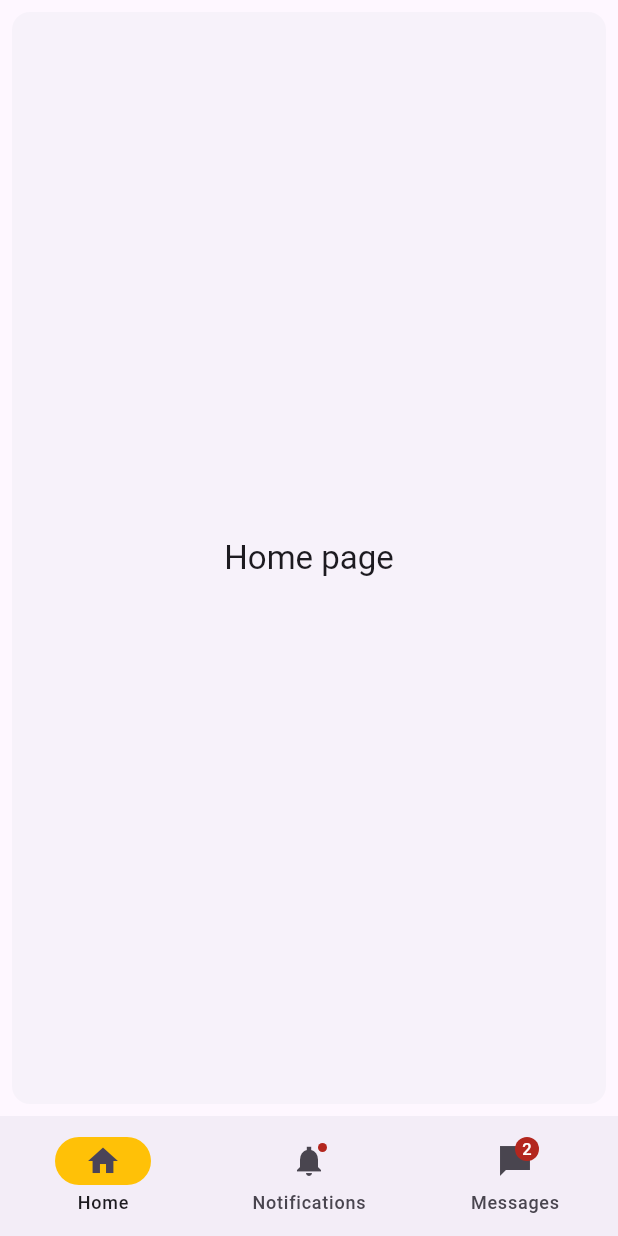
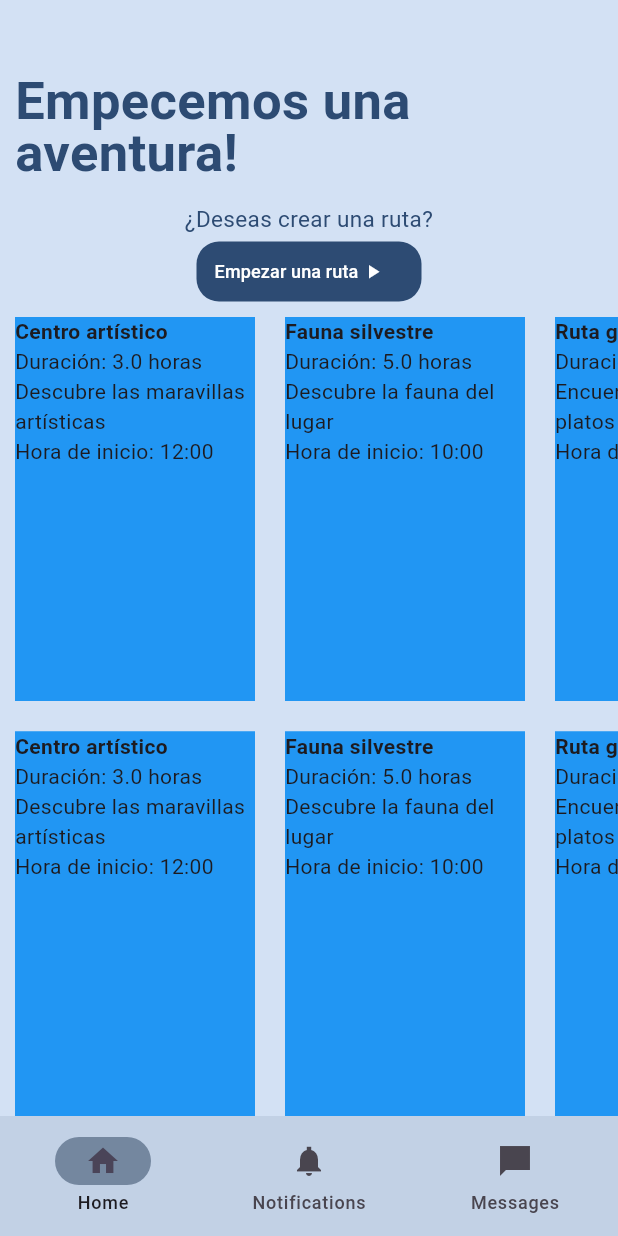
Before and after one commit to RobertoPatino1/T6_SoftEng2_Front, a Flutter app: the NavigationExample screen opened directly, on a phone screen of 412 x 824 dp. Run offline on Flutter 3.47's test engine with Material 3 defaults, Android fonts, the phone set to English and light mode, and no system bars.

Commit message:
Cambios en pantalla home

```diff
--- /dev/null
+++ b/share_your_route_front/lib/classes/destinations.dart
@@ -0,0 +1,14 @@
+import 'package:flutter/material.dart';
+
+class Destinations {
+  final String name;
+  final double duration;
+  final String description;
+  final String startTime;
+
+  Destinations(
+      {required this.name,
+      required this.duration,
+      required this.description,
+      required this.startTime});
+}
--- a/share_your_route_front/lib/home.dart
+++ b/share_your_route_front/lib/home.dart
@@ -1,6 +1,23 @@
 import 'package:flutter/material.dart';
+import 'package:share_your_route_front/classes/destinations.dart';
 
-/// Flutter code sample for [NavigationBar].
+List<Destinations> destinations = [
+  Destinations(
+      name: "Centro artístico",
+      duration: 3,
+      description: "Descubre las maravillas artísticas",
+      startTime: "12:00"),
+  Destinations(
+      name: "Fauna silvestre",
+      duration: 5,
+      description: "Descubre la fauna del lugar",
+      startTime: "10:00"),
+  Destinations(
+      name: "Ruta gastronómica",
+      duration: 6,
+      description: "Encuentra los mejores platos típicos",
+      startTime: "14:00"),
+];
 
 void main() => runApp(const HomePage());
 
@@ -30,13 +47,15 @@ class _NavigationExampleState extends State<NavigationExample> {
   Widget build(BuildContext context) {
     final ThemeData theme = Theme.of(context);
     return Scaffold(
+      backgroundColor: Color.fromRGBO(211, 225, 244, 1),
       bottomNavigationBar: NavigationBar(
         onDestinationSelected: (int index) {
           setState(() {
             currentPageIndex = index;
           });
         },
-        indicatorColor: Colors.amber,
+        indicatorColor: const Color.fromRGBO(37, 60, 89, 0.5),
+        backgroundColor: const Color.fromRGBO(37, 60, 89, 0.1),
         selectedIndex: currentPageIndex,
         destinations: const <Widget>[
           NavigationDestination(
@@ -45,34 +64,151 @@ class _NavigationExampleState extends State<NavigationExample> {
             label: 'Home',
           ),
           NavigationDestination(
-            icon: Badge(child: Icon(Icons.notifications_sharp)),
+            icon: Icon(Icons.notifications_sharp),
             label: 'Notifications',
           ),
           NavigationDestination(
-            icon: Badge(
-              label: Text('2'),
-              child: Icon(Icons.messenger_sharp),
-            ),
+            icon: Icon(Icons.messenger_sharp),
             label: 'Messages',
           ),
         ],
       ),
-      body: <Widget>[
-        /// Home page
-        Card(
-          shadowColor: Colors.transparent,
-          margin: const EdgeInsets.all(8.0),
-          child: SizedBox.expand(
-            child: Center(
+      body: IndexedStack(
+        index: currentPageIndex,
+        children: <Widget>[
+          // Home page
+          Column(
+            mainAxisAlignment: MainAxisAlignment.spaceBetween,
+            children: <Widget>[
+              Container(
+                margin:
+                    EdgeInsets.only(top: 50, bottom: 10, left: 10, right: 20),
                 child: Text(
-                'Home page',
-                style: theme.textTheme.titleLarge,
+                    textAlign: TextAlign.left,
+                    style: TextStyle(
+                        fontSize: 35.0,
+                        color: Color.fromRGBO(45, 75, 115, 1),
+                        fontWeight: FontWeight.bold,
+                        height: 1),
+                    "Empecemos una aventura!"),
+              ),
+              Container(
+                margin: EdgeInsets.all(5),
+                child: Text(
+                    textAlign: TextAlign.center,
+                    style: TextStyle(
+                        fontSize: 15.0,
+                        color: Color.fromRGBO(45, 75, 115, 1),
+                        fontWeight: FontWeight.normal),
+                    "¿Deseas crear una ruta?"),
+              ),
+              Container(
+                margin: EdgeInsets.only(bottom: 10),
+                height: 40,
+                width: 150,
+                decoration: BoxDecoration(
+                  color: Color.fromRGBO(45, 75, 115, 1),
+                  borderRadius: BorderRadius.circular(15),
+                ),
+                child: TextButton(
+                    onPressed: () {},
+                    child: const Row(
+                      children: [
+                        Text(
+                          'Empezar una ruta',
+                          style: TextStyle(
+                            color: Colors.white,
+                            fontSize: 12,
                           ),
                         ),
+                        SizedBox(
+                          width: 2.1,
+                        ),
+                        Icon(
+                          Icons.play_arrow,
+                          color: Colors.white,
+                          size: 15,
+                        ),
+                      ],
+                    )),
+              ),
+              Expanded(
+                child: ListView.builder(
+                  scrollDirection: Axis
+                      .horizontal, // Establece la dirección de desplazamiento horizontal
+                  itemCount: destinations.length,
+                  itemBuilder: (context, index) {
+                    Destinations destination =
+                        destinations[index]; // Obtener el destino actual
+
+                    return Padding(
+                      padding: EdgeInsets.symmetric(horizontal: 10.0),
+                      child: Row(
+                        // Envuelve el Container en un Row
+                        children: [
+                          Container(
+                            width: 160,
+                            color: Colors.blue,
+                            child: Column(
+                              crossAxisAlignment: CrossAxisAlignment.start,
+                              children: [
+                                Text(destination.name,
+                                    style:
+                                        TextStyle(fontWeight: FontWeight.bold)),
+                                Text("Duración: ${destination.duration} horas"),
+                                Text(destination.description),
+                                Text(
+                                    "Hora de inicio: ${destination.startTime}"),
+                              ],
                             ),
                           ),
+                        ],
+                      ),
+                    );
+                  },
+                ),
+              ),
+              SizedBox(height: 20),
+              Expanded(
+                child: ListView.builder(
+                  scrollDirection: Axis
+                      .horizontal, // Establece la dirección de desplazamiento horizontal
+                  itemCount: destinations.length,
+                  itemBuilder: (context, index) {
+                    Destinations destination =
+                        destinations[index]; // Obtener el destino actual
 
-        /// Notifications page
+                    return Padding(
+                      padding: EdgeInsets.symmetric(horizontal: 10.0),
+                      child: Row(
+                        // Envuelve el Container en un Row
+                        children: [
+                          Container(
+                            width: 160,
+                            color: Colors.blue,
+                            child: Column(
+                              crossAxisAlignment: CrossAxisAlignment.start,
+                              children: [
+                                Text(destination.name,
+                                    style:
+                                        TextStyle(fontWeight: FontWeight.bold)),
+                                Text("Duración: ${destination.duration} horas"),
+                                Text(destination.description),
+                                Text(
+                                    "Hora de inicio: ${destination.startTime}"),
+                              ],
+                            ),
+                          ),
+                        ],
+                      ),
+                    );
+                  },
+                ),
+              ),
+            ],
+          ),
+          // Notifications page
+
           const Padding(
             padding: EdgeInsets.all(8.0),
             child: Column(
@@ -94,8 +230,7 @@ class _NavigationExampleState extends State<NavigationExample> {
               ],
             ),
           ),
-
-        /// Messages page
+          // Messages page
           ListView.builder(
             reverse: true,
             itemCount: 2,
@@ -136,7 +271,8 @@ class _NavigationExampleState extends State<NavigationExample> {
               );
             },
           ),
-      ][currentPageIndex],
+        ],
+      ),
     );
   }
 }
--- a/share_your_route_front/pubspec.yaml
+++ b/share_your_route_front/pubspec.yaml
@@ -35,6 +35,7 @@ dependencies:
   # The following adds the Cupertino Icons font to your application.
   # Use with the CupertinoIcons class for iOS style icons.
   cupertino_icons: ^1.0.2
+  badges: ^3.1.2
 
 dev_dependencies:
   flutter_test:
```
Lines whose indentation alone changed are shown as unchanged.
